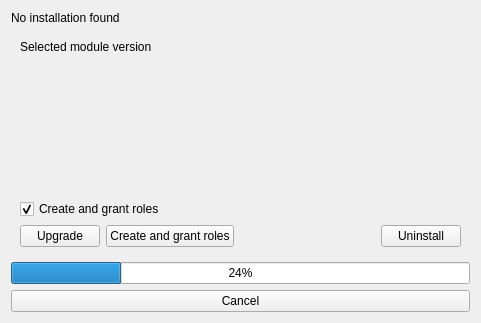
First picture: the form in oqtopus/ui/module_widget.ui, repository ponceta/oqtopus, before the edit.
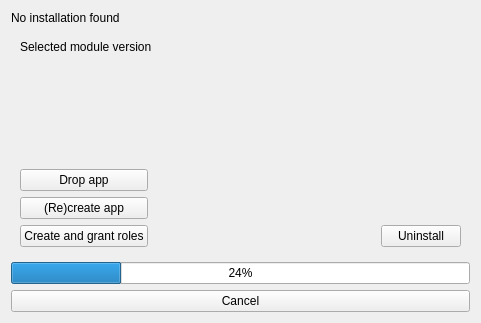
Second picture: the form after the edit. The open tabs and pages were chosen to show the change. Custom widgets are drawn as their Qt base class.

Commit message:
create/drop app (#121)
* decouple maintain/upgrade

* add buttons to create/drop app

* reorganize UI

* bump pum

* add feedback

Patch:
```diff
--- a/oqtopus/ui/module_widget.ui
+++ b/oqtopus/ui/module_widget.ui
@@ -131,13 +131,6 @@
           </widget>
          </item>
          <item row="1" column="1">
-          <widget class="QPushButton" name="moduleInfo_roles_pushButton">
-           <property name="text">
-            <string>Create and grant roles</string>
-           </property>
-          </widget>
-         </item>
-         <item row="1" column="2">
           <spacer name="horizontalSpacer">
            <property name="orientation">
             <enum>Qt::Horizontal</enum>
@@ -184,6 +177,75 @@
        </item>
       </layout>
      </widget>
+     <widget class="QWidget" name="moduleInfo_stackedWidget_pageMaintain">
+      <layout class="QGridLayout" name="gridLayout_11">
+       <item row="5" column="0" colspan="4">
+        <layout class="QGridLayout" name="gridLayout_3">
+         <item row="3" column="2">
+          <widget class="QPushButton" name="uninstall_button_maintain">
+           <property name="text">
+            <string>Uninstall</string>
+           </property>
+          </widget>
+         </item>
+         <item row="1" column="0">
+          <widget class="QPushButton" name="moduleInfo_drop_app_pushButton">
+           <property name="text">
+            <string>Drop app</string>
+           </property>
+          </widget>
+         </item>
+         <item row="3" column="0">
+          <widget class="QPushButton" name="moduleInfo_roles_pushButton">
+           <property name="text">
+            <string>Create and grant roles</string>
+           </property>
+          </widget>
+         </item>
+         <item row="3" column="1">
+          <spacer name="horizontalSpacer_2">
+           <property name="orientation">
+            <enum>Qt::Horizontal</enum>
+           </property>
+           <property name="sizeHint" stdset="0">
+            <size>
+             <width>40</width>
+             <height>20</height>
+            </size>
+           </property>
+          </spacer>
+         </item>
+         <item row="2" column="0">
+          <widget class="QPushButton" name="moduleInfo_recreate_app_pushButton">
+           <property name="text">
+            <string>(Re)create app</string>
+           </property>
+          </widget>
+         </item>
+        </layout>
+       </item>
+       <item row="0" column="0" colspan="4">
+        <widget class="QLabel" name="moduleInfo_selected_label_maintain">
+         <property name="text">
+          <string>Selected module version</string>
+         </property>
+        </widget>
+       </item>
+       <item row="2" column="0">
+        <spacer name="verticalSpacer_5">
+         <property name="orientation">
+          <enum>Qt::Vertical</enum>
+         </property>
+         <property name="sizeHint" stdset="0">
+          <size>
+           <width>20</width>
+           <height>40</height>
+          </size>
+         </property>
+        </spacer>
+       </item>
+      </layout>
+     </widget>
     </widget>
    </item>
   </layout>
```
Left out of the diff: 30 changed lines with no effect on the pictures. The commit also changes 3 other files.
